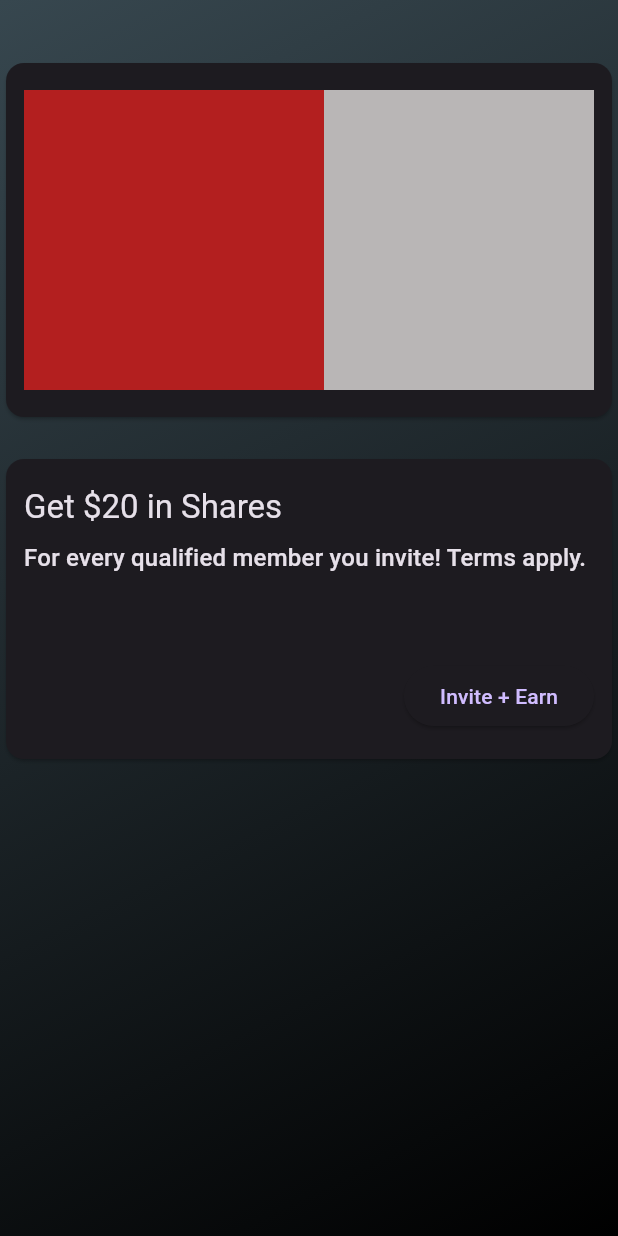
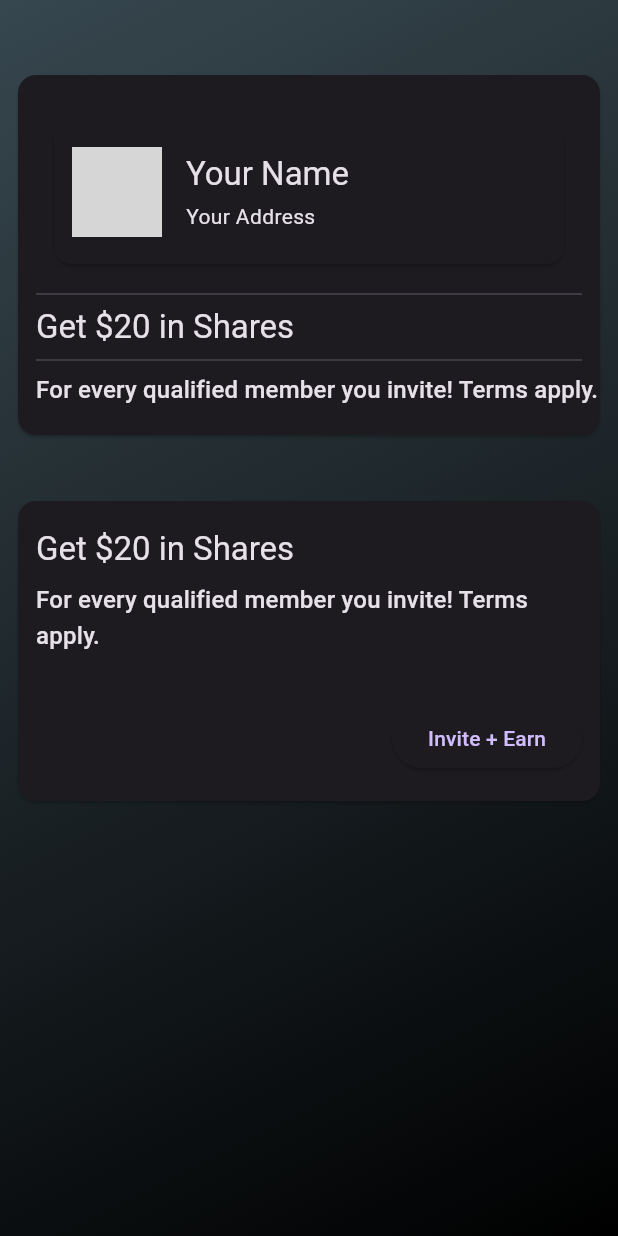
Before and after one commit to timwickey/modeinvestorclub, a Flutter app: the HomeScreen screen opened by its route, on a phone screen of 412 x 824 dp. Run offline on Flutter 3.47's test engine with Material 3 defaults, Android fonts, the light colour scheme and no system bars; our stand-ins replace flutter_dotenv, flutter_svg, go_router, url_strategy; missing offline and left inert: adaptive_navigation, postgres, window_size; network calls fail; statements that could not run were skipped; grey boxes are pictures that could not be loaded.

Commit message:
UPDATE: adding to the home screen

```diff
--- a/analysis_options.yaml
+++ b/analysis_options.yaml
@@ -23,6 +23,6 @@ linter:
   rules:
     # avoid_print: false  # Uncomment to disable the `avoid_print` rule
     # prefer_single_quotes: true  # Uncomment to enable the `prefer_single_quotes` rule
-
+    prefer_const_constructors: false
 # Additional information about this file can be found at
 # https://dart.dev/guides/language/analysis-options
--- a/lib/src/screens/home.dart
+++ b/lib/src/screens/home.dart
@@ -26,12 +26,14 @@ class _HomeScreenState extends State<HomeScreen> {
                           children: [
                             Container(
                               width: constraints.maxWidth * 0.25,
+                              height: 200,
                               child: const TwentyCustomCard(),
                             ),
-                            SizedBox(width: 20),
+                            SizedBox(width: 8),
                             Container(
-                              width: constraints.maxWidth * 0.75,
-                              child: const CustomCard(),
+                              width: constraints.maxWidth * 0.75 - 8,
+                              height: 200,
+                              child: const ProfileCard(),
                             ),
                           ],
                         );
@@ -39,7 +41,7 @@ class _HomeScreenState extends State<HomeScreen> {
                         // Mobile screen: both cards full width
                         return Column(
                           children: const [
-                            CustomCard(),
+                            ProfileCard(),
                             SizedBox(height: 20),
                             TwentyCustomCard(),
                           ],
@@ -55,37 +57,83 @@ class _HomeScreenState extends State<HomeScreen> {
       );
 }
 
-class CustomCard extends StatelessWidget {
-  const CustomCard({
+class ProfileWidget extends StatelessWidget {
+  const ProfileWidget({
+    super.key,
+  });
+  @override
+  Widget build(BuildContext context) => Padding(
+        padding: const EdgeInsets.all(8.0),
+        child: Card(
+          child: Padding(
+            padding: const EdgeInsets.symmetric(vertical: 18, horizontal: 12),
+            child: Row(
+              children: [
+                // Profile circle
+                CircleAvatar(
+                  radius: 30,
+                  backgroundImage: NetworkImage(
+                      'https://via.placeholder.com/150'), // Replace with actual image URL
+                ),
+                const SizedBox(width: 16),
+                // Name and address
+                Column(
+                  crossAxisAlignment: CrossAxisAlignment.start,
+                  children: [
+                    Text(
+                      'Your Name',
+                      style: Theme.of(context).textTheme.titleLarge,
+                    ),
+                    const SizedBox(height: 4),
+                    Text(
+                      'Your Address',
+                      style: Theme.of(context).textTheme.bodyMedium,
+                    ),
+                  ],
+                ),
+              ],
+            ),
+          ),
+        ),
+      );
+}
+
+class ProfileCard extends StatelessWidget {
+  const ProfileCard({
     super.key,
   });
 
   @override
-  Widget build(BuildContext context) => Card(
+  Widget build(BuildContext context) => Padding(
+        padding: const EdgeInsets.all(8.0),
+        child: Card(
           child: Padding(
             padding: const EdgeInsets.symmetric(vertical: 18, horizontal: 12),
             child: Column(
               children: [
-              Container(
-                height: 200,
-                color: const Color.fromARGB(255, 185, 182, 182),
-                child: Row(
+                const ProfileWidget(),
+                const Divider(thickness: 1),
+                // Upper row (2/5 of the total height)
+                Row(
                   children: [
-                    // 1/4 Section
-                    Container(
-                      width: 200, // 1/4 of 800
-                      color: const Color.fromARGB(255, 179, 31, 31),
-                    ),
-                    // 3/4 Section
-                    Expanded(
-                      child: Container(
-                        padding: const EdgeInsets.all(16),
-                      ),
+                    Text(
+                      'Get \$20 in Shares',
+                      style: Theme.of(context).textTheme.titleLarge,
                     ),
                   ],
                 ),
+                const Divider(thickness: 1),
+                // Lower row (3/5 of the total height)
+                Row(
+                  children: [
+                    Text(
+                      'For every qualified member you invite! Terms apply.',
+                      style: Theme.of(context).textTheme.titleMedium,
                     ),
                   ],
+                ),
+              ],
+            ),
           ),
         ),
       );
@@ -97,7 +145,9 @@ class TwentyCustomCard extends StatelessWidget {
   });
 
   @override
-  Widget build(BuildContext context) => Card(
+  Widget build(BuildContext context) => Padding(
+        padding: const EdgeInsets.all(8.0),
+        child: Card(
           child: Container(
             height: 200, // Set the height of the container
             padding: const EdgeInsets.symmetric(vertical: 18, horizontal: 12),
@@ -126,6 +176,7 @@ class TwentyCustomCard extends StatelessWidget {
               ],
             ),
           ),
+        ),
       );
 }
 
```
Lines whose indentation alone changed are shown as unchanged.
